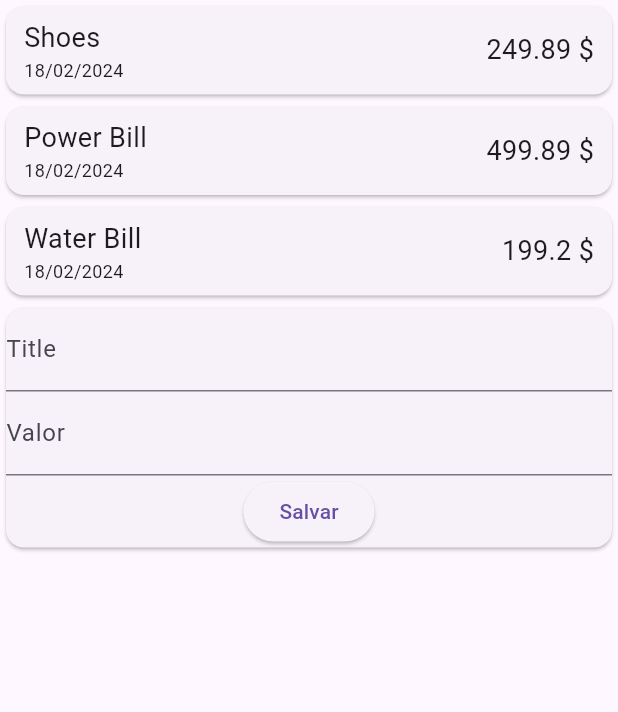
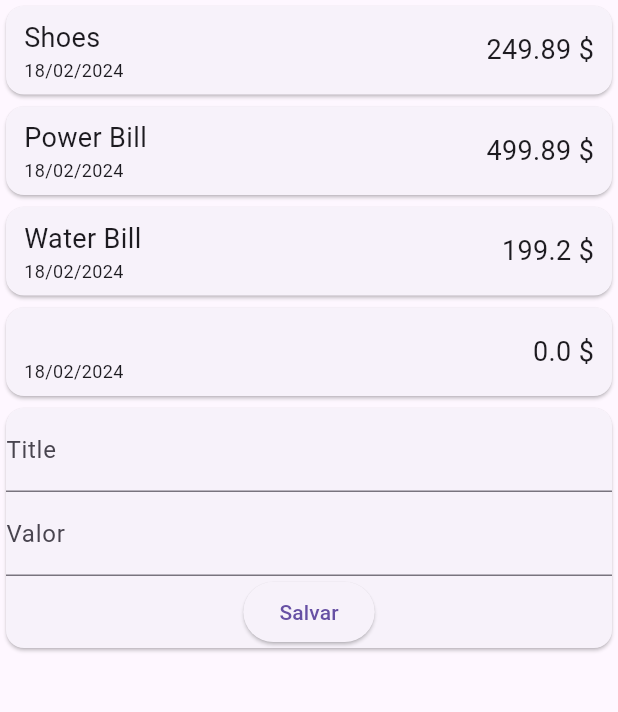
Before and after one commit to gusazevedo/Expenses-app, a Flutter app: the screen it shows after launch, after a tap on "Salvar", on a phone screen of 412 x 824 dp, the part 84-796 px from its top. Run offline on Flutter 3.47's test engine with Material 3 defaults, Android fonts, the phone set to English and light mode, and no system bars.

Commit message:
Adicionando mutação de estado

```diff
--- a/lib/components/transaction_form.dart
+++ b/lib/components/transaction_form.dart
@@ -3,8 +3,9 @@ import 'package:flutter/material.dart';
 class TransactionForm extends StatelessWidget {
   final titleController = TextEditingController();
   final valueController = TextEditingController();
+  final void Function(String, double) submitTransaction;
 
-  TransactionForm({super.key});
+  TransactionForm({super.key, required this.submitTransaction});
 
   @override
   Widget build(BuildContext context) {
@@ -16,11 +17,14 @@ class TransactionForm extends StatelessWidget {
         ),
         TextField(
           controller: valueController,
+          keyboardType: TextInputType.number,
           decoration: const InputDecoration(labelText: 'Valor'),
         ),
         ElevatedButton(
           child: Text('Salvar'),
           onPressed: () {
+            submitTransaction(titleController.text,
+                double.tryParse(valueController.text) ?? 0);
             print(titleController.text);
             print(valueController.text);
           },
--- /dev/null
+++ b/lib/components/transaction_user.dart
@@ -0,0 +1,43 @@
+import 'dart:math';
+
+import 'package:flutter/widgets.dart';
+import 'package:projects/components/transaction_form.dart';
+import 'package:projects/components/transaction_list.dart';
+import 'package:projects/models/transaction.dart';
+
+class TransactionUser extends StatefulWidget {
+  @override
+  _TransactionUserState createState() => _TransactionUserState();
+}
+
+class _TransactionUserState extends State<TransactionUser> {
+  final _transactions = [
+    Transaction(id: '123', title: 'Shoes', value: 249.89, date: DateTime.now()),
+    Transaction(
+        id: '321', title: 'Power Bill', value: 499.89, date: DateTime.now()),
+    Transaction(
+        id: '456', title: 'Water Bill', value: 199.20, date: DateTime.now())
+  ];
+
+  _addTransaction(String title, double value) {
+    final newTransaction = Transaction(
+        id: Random().nextDouble().toString(),
+        title: title,
+        value: value,
+        date: DateTime.now());
+
+    setState(() {
+      _transactions.add(newTransaction);
+    });
+  }
+
+  @override
+  Widget build(BuildContext context) {
+    return Column(
+      children: [
+        TransactionsList(transactions: _transactions),
+        TransactionForm(submitTransaction: _addTransaction),
+      ],
+    );
+  }
+}
--- a/lib/main.dart
+++ b/lib/main.dart
@@ -1,7 +1,5 @@
 import 'package:flutter/material.dart';
-import 'package:projects/components/transaction_form.dart';
-import 'package:projects/components/transaction_list.dart';
-import 'package:projects/models/transaction.dart';
+import 'package:projects/components/transaction_user.dart';
 
 main() => runApp(const ExpensesApp());
 
@@ -27,27 +25,16 @@ class HomePage extends StatelessWidget {
           title: const Text('Expenses App'),
           elevation: 2,
           backgroundColor: Colors.lightGreen[300]),
-      body: AppBody(),
+      body: const AppBody(),
     );
   }
 }
 
 class AppBody extends StatelessWidget {
-  final _transactions = [
-    Transaction(id: '123', title: 'Shoes', value: 249.89, date: DateTime.now()),
-    Transaction(
-        id: '321', title: 'Power Bill', value: 499.89, date: DateTime.now()),
-    Transaction(
-        id: '456', title: 'Water Bill', value: 199.20, date: DateTime.now())
-  ];
+  const AppBody({super.key});
 
   @override
   Widget build(BuildContext context) {
-    return Column(
-      children: [
-        TransactionsList(transactions: _transactions),
-        TransactionForm()
-      ],
-    );
+    return TransactionUser();
   }
 }
```
